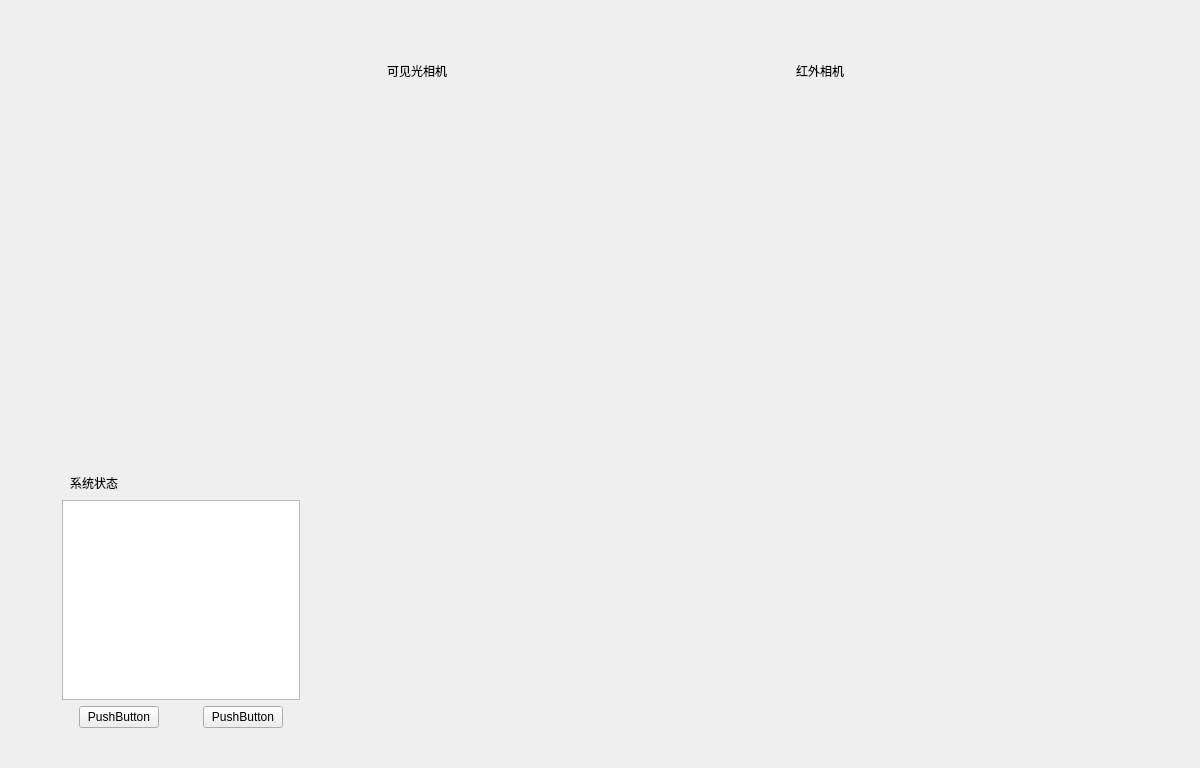
Above: resource/ui/HomeInterface.ui from Rabbits-sys/steroCameraGUI before the change. Below: the same form after it.
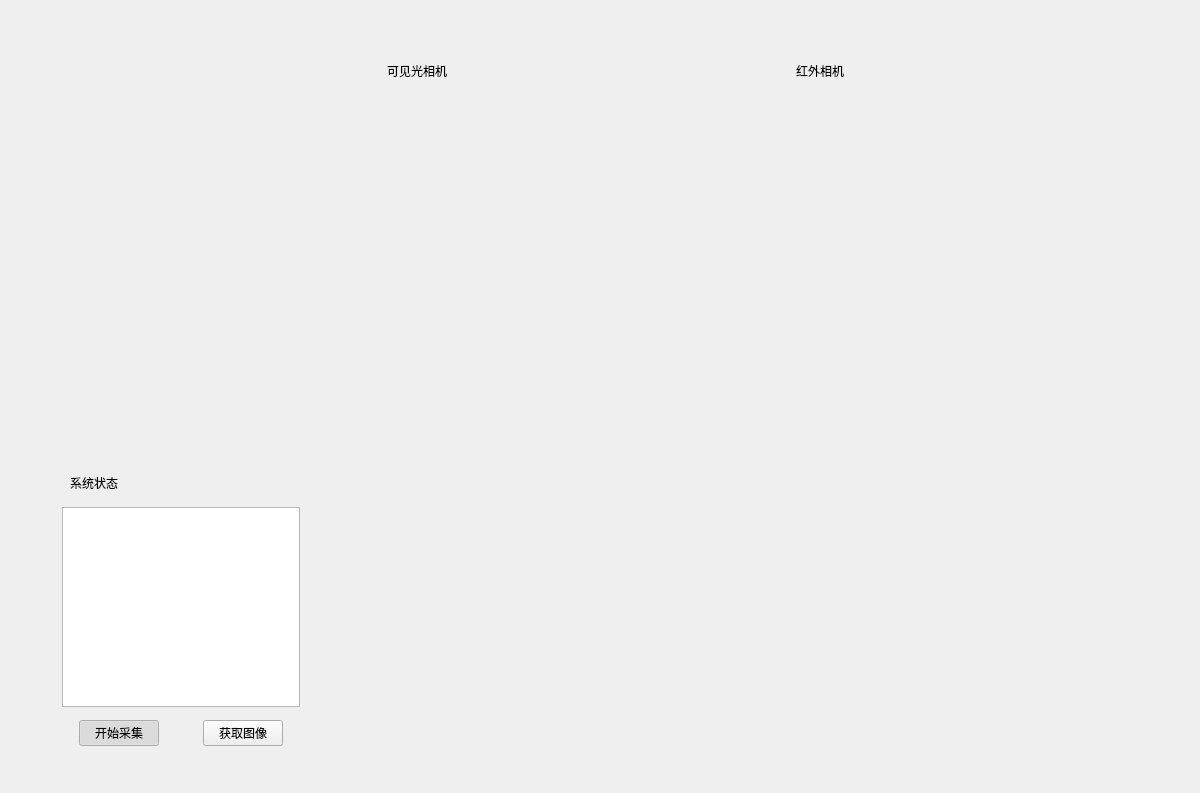
That is the form after the change. Icons and pictures are not drawn. Custom widgets are drawn as their Qt base class.

Diff of the .ui file:
```diff
--- a/resource/ui/HomeInterface.ui
+++ b/resource/ui/HomeInterface.ui
@@ -7,7 +7,7 @@
     <x>0</x>
     <y>0</y>
     <width>1200</width>
-    <height>713</height>
+    <height>793</height>
    </rect>
   </property>
   <property name="windowTitle">
@@ -228,7 +228,7 @@
                </spacer>
               </item>
               <item>
-               <widget class="QTextBrowser" name="textBrowser">
+               <widget class="TextBrowser" name="stateTextBrowser">
                 <property name="minimumSize">
                  <size>
                   <width>0</width>
@@ -281,10 +281,16 @@
                </spacer>
               </item>
               <item>
-               <widget class="QPushButton" name="pushButton_2">
+               <widget class="TogglePushButton" name="stateStartButton">
                 <property name="text">
-                 <string>PushButton</string>
+                 <string>开始采集</string>
                 </property>
+                <property name="checkable">
+                 <bool>true</bool>
+                </property>
+                <property name="checked">
+                 <bool>true</bool>
+                </property>
                </widget>
               </item>
               <item>
@@ -301,9 +307,9 @@
                </spacer>
               </item>
               <item>
-               <widget class="QPushButton" name="pushButton">
+               <widget class="PrimaryPushButton" name="stateGrabButton">
                 <property name="text">
-                 <string>PushButton</string>
+                 <string>获取图像</string>
                 </property>
                </widget>
               </item>
@@ -602,6 +608,21 @@
    <header>qfluentwidgets</header>
    <container>1</container>
   </customwidget>
+  <customwidget>
+   <class>TogglePushButton</class>
+   <extends>QPushButton</extends>
+   <header>qfluentwidgets</header>
+  </customwidget>
+  <customwidget>
+   <class>PrimaryPushButton</class>
+   <extends>QPushButton</extends>
+   <header>qfluentwidgets</header>
+  </customwidget>
+  <customwidget>
+   <class>TextBrowser</class>
+   <extends>QTextBrowser</extends>
+   <header>qfluentwidgets</header>
+  </customwidget>
  </customwidgets>
  <resources>
   <include location="../resource.qrc"/>
```
Left out of the diff: 52 changed lines with no effect on the pictures.
